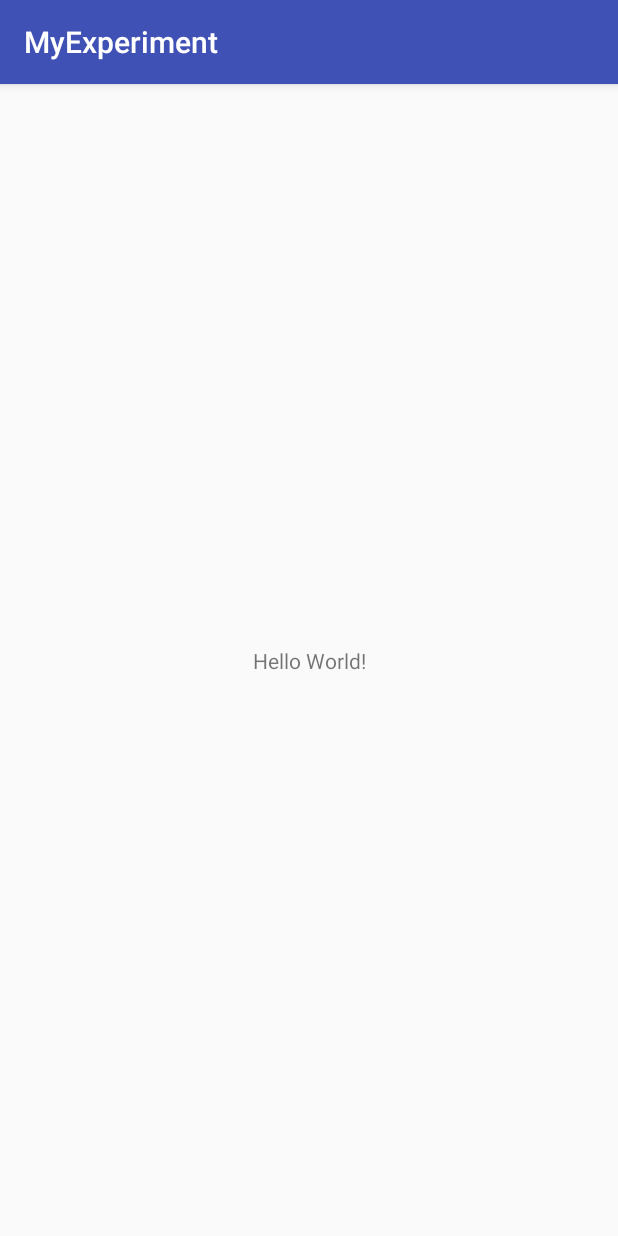
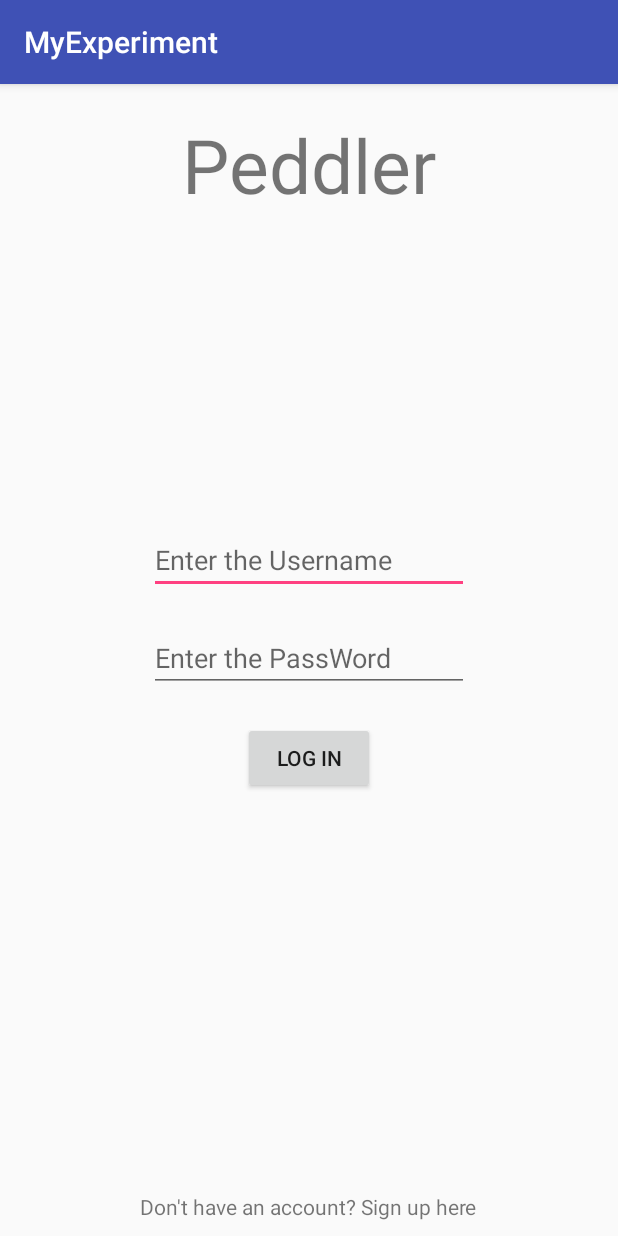
Before and after one commit to lucaspada894/Peddler-App, an Android app: the screen it shows after launch (MainActivity), on a phone screen of 412 x 824 dp. Run offline under Robolectric (Android 15) with nearby library versions, the phone set to English and light mode, and no system bars.

Commit message:
Second Commit

```diff
--- a/Experiments/Zhibo_Liu/app/build.gradle
+++ b/Experiments/Zhibo_Liu/app/build.gradle
@@ -22,6 +22,7 @@ dependencies {
     implementation fileTree(dir: 'libs', include: ['*.jar'])
     implementation 'com.android.support:appcompat-v7:28.0.0-rc02'
     implementation 'com.android.support.constraint:constraint-layout:1.1.3'
+    implementation 'com.android.support:design:28.0.0-rc02'
     testImplementation 'junit:junit:4.12'
     androidTestImplementation 'com.android.support.test:runner:1.0.2'
     androidTestImplementation 'com.android.support.test.espresso:espresso-core:3.0.2'
--- a/Experiments/Zhibo_Liu/app/src/main/java/com/example/lzb/myexperiment/MainActivity.java
+++ b/Experiments/Zhibo_Liu/app/src/main/java/com/example/lzb/myexperiment/MainActivity.java
@@ -1,13 +1,81 @@
 package com.example.lzb.myexperiment;
 
+import android.content.Intent;
 import android.support.v7.app.AppCompatActivity;
 import android.os.Bundle;
+import android.view.View;
+import android.widget.Button;
+import android.widget.EditText;
+import android.widget.TextView;
 
 public class MainActivity extends AppCompatActivity {
+
+    private String un;
+    private String pw;
 
     @Override
     protected void onCreate(Bundle savedInstanceState) {
         super.onCreate(savedInstanceState);
         setContentView(R.layout.activity_main);
+
+        //Login Button
+        Button loginb = (Button) findViewById(R.id.LoginB);
+        loginb.setOnClickListener(ClickEvents);
+
+        //Sign-up Text
+        TextView su = (TextView) findViewById(R.id.SignupT);
+        su.setOnClickListener(ClickEvents);
+
+        //Reference of Username and Password
+        EditText username = (EditText) findViewById(R.id.UsernameBox);
+        EditText password = (EditText) findViewById(R.id.PasswordBox);
+
+        un = username.getText().toString();
+        pw = password.getText().toString();
+
     }
+
+    private View.OnClickListener ClickEvents = new View.OnClickListener() {
+
+        @Override
+        public void onClick(View v){
+
+            switch(v.getId()) {
+
+                case R.id.LoginB:
+
+                    pageSwitch(ChatPage.class);
+
+                    break;
+
+                case R.id.SignupT:
+
+                    pageSwitch(SignupPage.class);
+
+                    break;
+
+                default:
+
+            }
+
+        }
+
+
+    };
+
+    //Helper Method to switch between activities.
+    private void pageSwitch(Class obj) {
+
+        Intent intent = new Intent(this, obj);
+        startActivity(intent);
+
+    }
+
+
+
+
+
+
+
+
 }
--- a/Experiments/Zhibo_Liu/app/src/main/res/layout/activity_main.xml
+++ b/Experiments/Zhibo_Liu/app/src/main/res/layout/activity_main.xml
@@ -1,18 +1,81 @@
 <?xml version="1.0" encoding="utf-8"?>
-<android.support.constraint.ConstraintLayout xmlns:android="http://schemas.android.com/apk/res/android"
+<RelativeLayout xmlns:android="http://schemas.android.com/apk/res/android"
     xmlns:app="http://schemas.android.com/apk/res-auto"
     xmlns:tools="http://schemas.android.com/tools"
     android:layout_width="match_parent"
     android:layout_height="match_parent"
-    tools:context=".MainActivity">
+    android:orientation="horizontal"
+    android:id="@+id/rlt">
 
-    <TextView
+
+    <LinearLayout
         android:layout_width="wrap_content"
         android:layout_height="wrap_content"
-        android:text="Hello World!"
-        app:layout_constraintBottom_toBottomOf="parent"
-        app:layout_constraintLeft_toLeftOf="parent"
-        app:layout_constraintRight_toRightOf="parent"
-        app:layout_constraintTop_toTopOf="parent" />
+        android:layout_alignParentTop="true"
+        android:layout_centerHorizontal="true"
+        android:gravity="center"
+        android:orientation="vertical">
 
-</android.support.constraint.ConstraintLayout>
+        <TextView
+            android:id="@+id/Logo"
+            android:layout_marginTop="20dp"
+            android:layout_width="wrap_content"
+            android:layout_height="wrap_content"
+            android:text="Peddler"
+            android:textSize="50dp"/>
+
+    </LinearLayout>
+
+
+    <LinearLayout
+        android:layout_width="match_parent"
+        android:layout_height="wrap_content"
+        android:layout_centerInParent="true"
+        android:gravity="center"
+        android:orientation="vertical">
+
+        <EditText
+            android:id="@+id/UsernameBox"
+            android:layout_width="wrap_content"
+            android:layout_height="wrap_content"
+            android:ems="10"
+            android:inputType="textPassword"
+            android:hint="Enter the Username"/>
+
+        <EditText
+            android:id="@+id/PasswordBox"
+            android:layout_marginTop="20dp"
+            android:layout_width="wrap_content"
+            android:layout_height="wrap_content"
+            android:ems="10"
+            android:inputType="textPassword"
+            android:hint="Enter the PassWord"/>
+
+        <Button
+            android:id="@+id/LoginB"
+            android:layout_marginTop="20dp"
+            android:layout_width="wrap_content"
+            android:layout_height="wrap_content"
+            android:text="Log in" />
+
+    </LinearLayout>
+
+
+    <LinearLayout
+        android:layout_width="wrap_content"
+        android:layout_height="wrap_content"
+        android:layout_alignParentBottom="true"
+        android:layout_centerHorizontal="true"
+        android:layout_marginBottom="10dp"
+        android:orientation="vertical">
+
+        <TextView
+            android:id="@+id/SignupT"
+            android:layout_width="match_parent"
+            android:layout_height="wrap_content"
+            android:text="Don't have an account? Sign up here" />
+
+    </LinearLayout>
+
+
+</RelativeLayout>
--- /dev/null
+++ b/Experiments/Zhibo_Liu/app/src/main/res/values/dimens.xml
@@ -0,0 +1,3 @@
+<resources>
+    <dimen name="fab_margin">16dp</dimen>
+</resources>
--- a/Experiments/Zhibo_Liu/app/src/main/res/values/strings.xml
+++ b/Experiments/Zhibo_Liu/app/src/main/res/values/strings.xml
@@ -1,3 +1,5 @@
 <resources>
     <string name="app_name">MyExperiment</string>
+    <string name="title_activity_signup_page">SignupPage</string>
+    <string name="title_activity_chat_page">ChatPage</string>
 </resources>
--- a/Experiments/Zhibo_Liu/app/src/main/res/values/styles.xml
+++ b/Experiments/Zhibo_Liu/app/src/main/res/values/styles.xml
@@ -8,4 +8,13 @@
         <item name="colorAccent">@color/colorAccent</item>
     </style>
 
+    <style name="AppTheme.NoActionBar">
+        <item name="windowActionBar">false</item>
+        <item name="windowNoTitle">true</item>
+    </style>
+
+    <style name="AppTheme.AppBarOverlay" parent="ThemeOverlay.AppCompat.Dark.ActionBar" />
+
+    <style name="AppTheme.PopupOverlay" parent="ThemeOverlay.AppCompat.Light" />
+
 </resources>
```
Also changed, not shown: Experiments/Zhibo_Liu/app/src/main/AndroidManifest.xml (+8 -0 lines), Experiments/Zhibo_Liu/app/src/main/java/com/example/lzb/myexperiment/ChatPage.java (added, +29 -0 lines), Experiments/Zhibo_Liu/app/src/main/java/com/example/lzb/myexperiment/SignupPage.java (added, +29 -0 lines), Experiments/Zhibo_Liu/app/src/main/res/layout/activity_chat_page.xml (added, +33 -0 lines), Experiments/Zhibo_Liu/app/src/main/res/layout/activity_signup_page.xml (added, +33 -0 lines), Experiments/Zhibo_Liu/app/src/main/res/layout/content_chat_page.xml (added, +11 -0 lines), Experiments/Zhibo_Liu/app/src/main/res/layout/content_signup_page.xml (added, +11 -0 lines).
